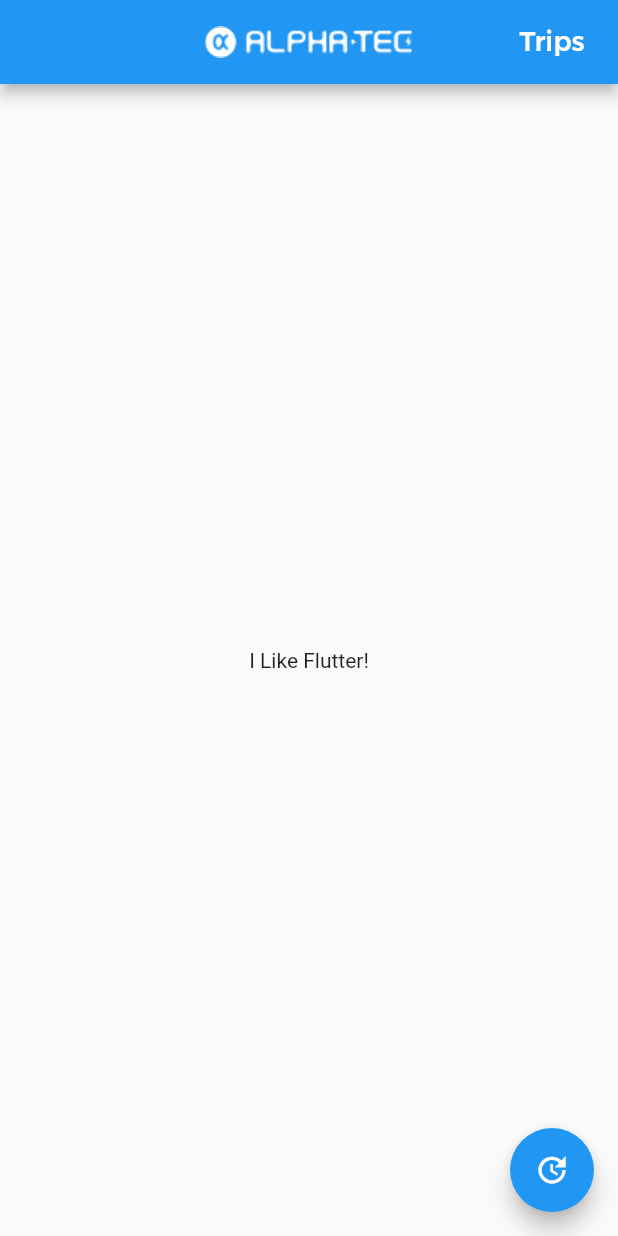
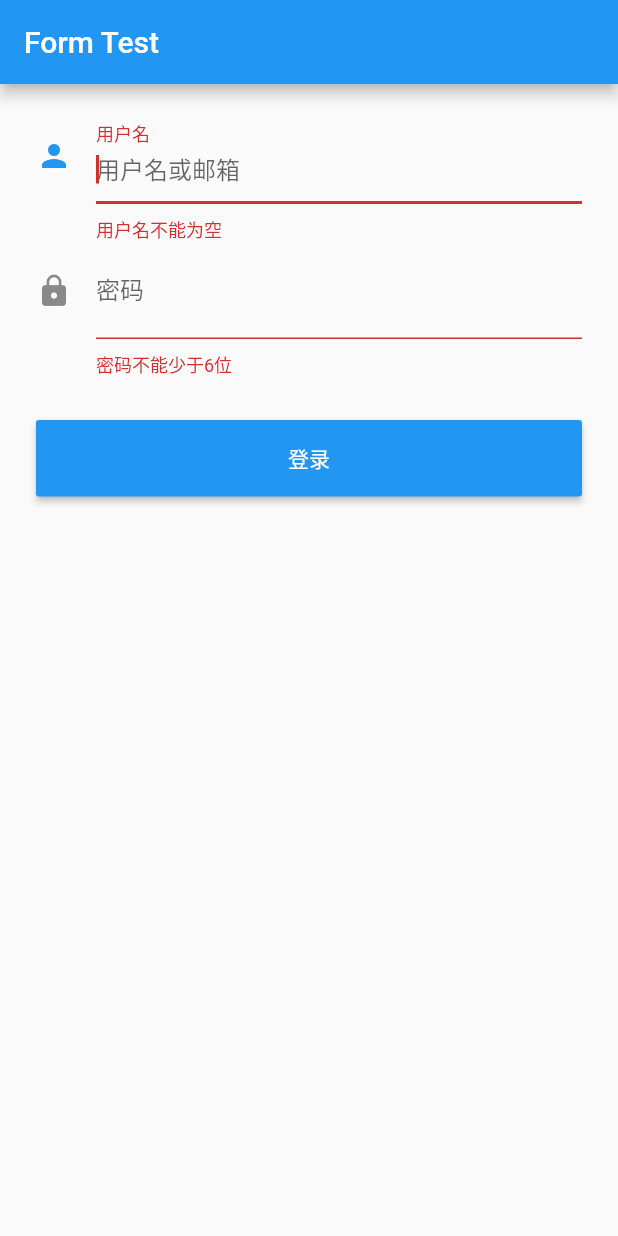
Before and after one commit to eecos/HelloFlutter, a Flutter app: the screen it shows after launch, on a phone screen of 412 x 824 dp. Run offline on Flutter 3.47's test engine with Material 2 defaults, Android fonts, the light colour scheme and no system bars; missing offline and left inert: flustars, shared_preferences_web.

Commit message:
feat(提交学习代码): 提交部分学习代码

```diff
--- /dev/null
+++ b/lib/example/demo02.dart
@@ -0,0 +1,89 @@
+import 'package:flutter/material.dart';
+
+class FormTestRoute extends StatefulWidget {
+  @override
+  _FormTestRouteState createState() => new _FormTestRouteState();
+}
+class _FormTestRouteState extends State<FormTestRoute> {
+  TextEditingController _unameController = new TextEditingController();
+  TextEditingController _pwdController = new TextEditingController();
+  GlobalKey _formKey= new GlobalKey<FormState>();
+  @override
+  Widget build(BuildContext context) {
+    return Scaffold(
+      appBar: AppBar(
+        title:Text("Form Test"),
+      ),
+      body: Padding(
+        padding: const EdgeInsets.symmetric(vertical: 16.0, horizontal: 24.0),
+        child: Form(
+          key: _formKey, //设置globalKey，用于后面获取FormState
+          autovalidate: true, //开启自动校验
+          child: Column(
+            children: <Widget>[
+              TextFormField(
+                  autofocus: true,
+                  controller: _unameController,
+                  decoration: InputDecoration(
+                      labelText: "用户名",
+                      hintText: "用户名或邮箱",
+                      icon: Icon(Icons.person)
+                  ),
+                  // 校验用户名
+                  validator: (v) {
+                    return v!
+                        .trim()
+                        .length > 0 ? null : "用户名不能为空";
+                  }
+              ),
+              TextFormField(
+                  controller: _pwdController,
+                  decoration: InputDecoration(
+                      labelText: "密码",
+                      hintText: "您的登录密码",
+                      icon: Icon(Icons.lock)
+                  ),
+                  obscureText: true,
+                  //校验密码
+                  validator: (v) {
+                    return v!
+                        .trim()
+                        .length > 5 ? null : "密码不能少于6位";
+                  }
+              ),
+              // 登录按钮
+              Padding(
+                padding: const EdgeInsets.only(top: 28.0),
+                child: Row(
+                  children: <Widget>[
+                    Expanded(
+                      child: RaisedButton(
+                        padding: EdgeInsets.all(15.0),
+                        child: Text("登录"),
+                        color: Theme
+                            .of(context)
+                            .primaryColor,
+                        textColor: Colors.white,
+                        onPressed: () {
+                          //在这里不能通过此方式获取FormState，context不对
+                          //print(Form.of(context));
+
+                          // 通过_formKey.currentState 获取FormState后，
+                          // 调用validate()方法校验用户名密码是否合法，校验
+                          // 通过后再提交数据。
+                          if((_formKey.currentState as FormState).validate()){
+                            //验证通过提交数据
+                          }
+                        },
+                      ),
+                    ),
+                  ],
+                ),
+              )
+            ],
+          ),
+        ),
+      ),
+    );
+  }
+}
--- a/lib/main.dart
+++ b/lib/main.dart
@@ -2,6 +2,8 @@ import 'package:flutter/material.dart';
 import 'package:hello_flutter/widget/createMaterialColor.dart';
 
 import 'example/app_bar.dart';
+import 'example/demo02.dart';
+import 'example/formDemo.dart';
 import 'example/update_button.dart';
 
 void main() {
@@ -49,7 +51,7 @@ class MyApp extends StatelessWidget {
       ),
       //home: UpdateButton();
       home: SafeArea(
-        child: UpdateButton(),
+        child: FormTestRoute(),
       ),
       //color:  Color(0xff4192F4),
       //debugShowMaterialGrid: true,
```
Also changed, not shown: lib/example/demo03.dart (added, +138 -0 lines), lib/example/first_screen.dart (added, +21 -0 lines), lib/example/formDemo.dart (added, +58 -0 lines), lib/example/update_button.dart (+12 -2 lines), assets/images/logo-white3.png (added), 1 other file.
